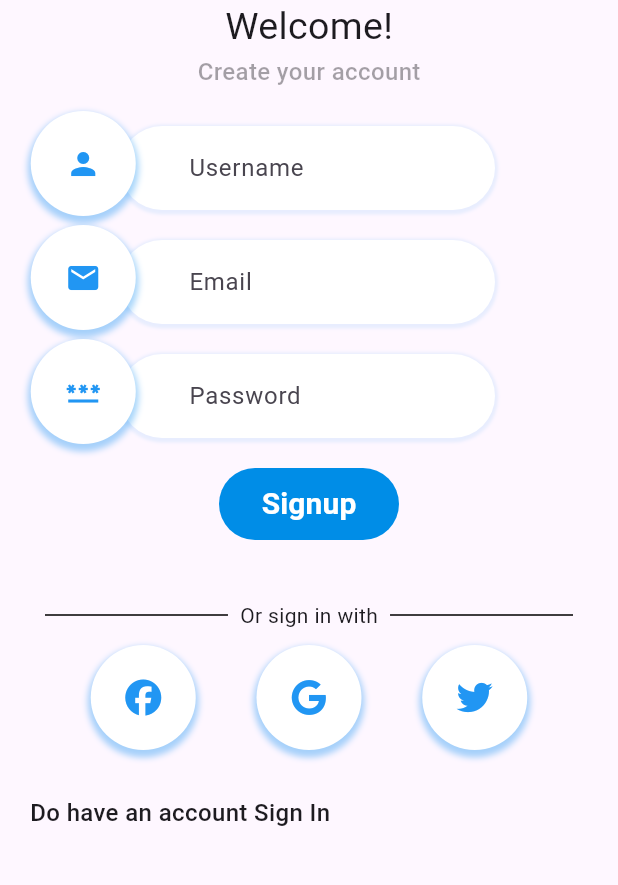
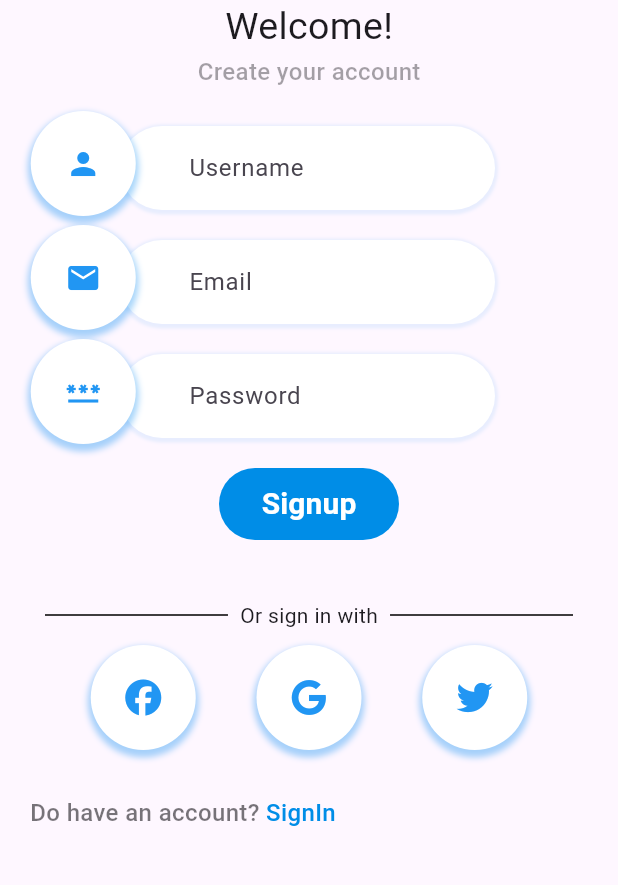
Before and after one commit to abdelrahman3003/chat-app, a Flutter app: the screen it shows after launch, on a phone screen of 412 x 824 dp, the part 270-1155 px from its top. Run offline on Flutter 3.47's test engine with Material 3 defaults, Android fonts, the phone set to English and light mode, and no system bars; our stand-ins replace bloc, cloud_firestore, firebase_auth, firebase_core, flutter_bloc, font_awesome_flutter and 1 more; accounts and stored records are empty.

Commit message:
inhance ui

```diff
--- a/lib/features/auth/presentarion/view/widgets/signin_navigate.dart
+++ b/lib/features/auth/presentarion/view/widgets/signin_navigate.dart
@@ -1,3 +1,4 @@
+import 'package:chat_app1/constants.dart';
 import 'package:chat_app1/core/utils/navigate.dart';
 import 'package:chat_app1/core/utils/routesApp.dart';
 import 'package:chat_app1/core/utils/styles.dart';
@@ -12,15 +13,20 @@ class SigninNavigate extends StatelessWidget {
   Widget build(BuildContext context) {
     return Row(
       children: [
-        const Text(
-          "Do have an account ",
-          style: Styles.textStyle16,
+        const Opacity(
+          opacity: .6,
+          child: Text(
+            "Do have an account? ",
+            style: Styles.textStyle16,
+          ),
         ),
         GestureDetector(
           onTap: () {
             navigateToPage(context, RoutesApp.ksignin);
           },
-          child: const Text("Sign In", style: Styles.textStyle16),
+          child: Text("SignIn",
+              style:
+                  Styles.textStyle16.copyWith(color: Constant.kprimaryColor2)),
         ),
       ],
     );
```
Also changed, not shown: lib/features/auth/presentarion/view/widgets/signup_naviagte.dart (+10 -4 lines).
